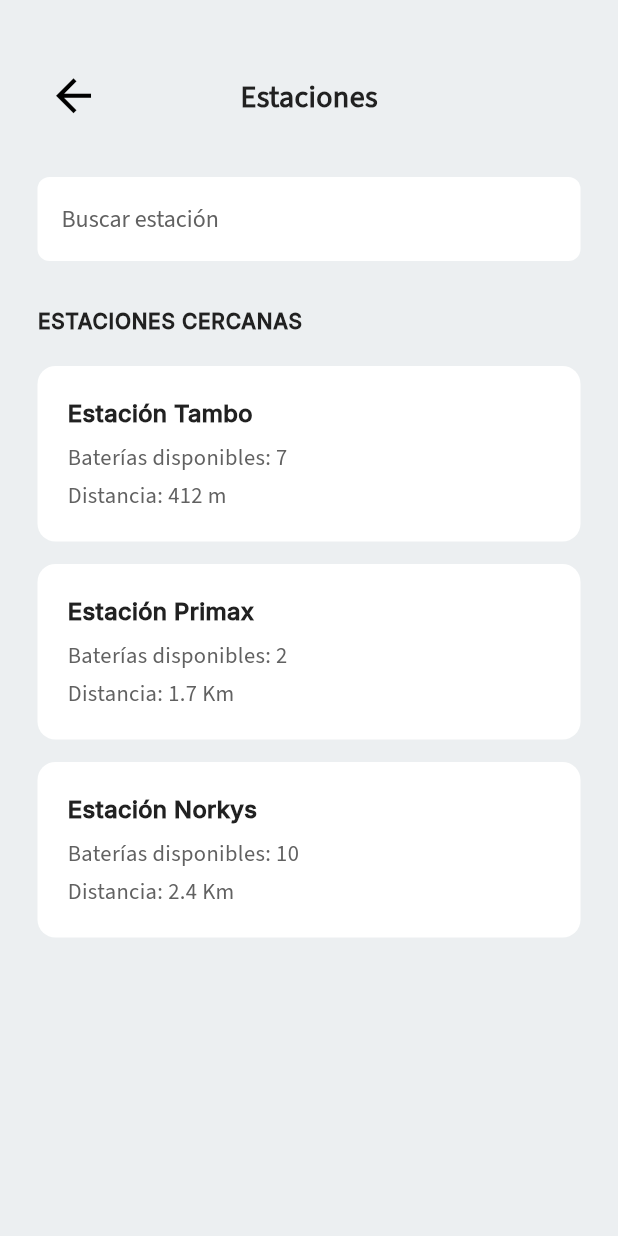
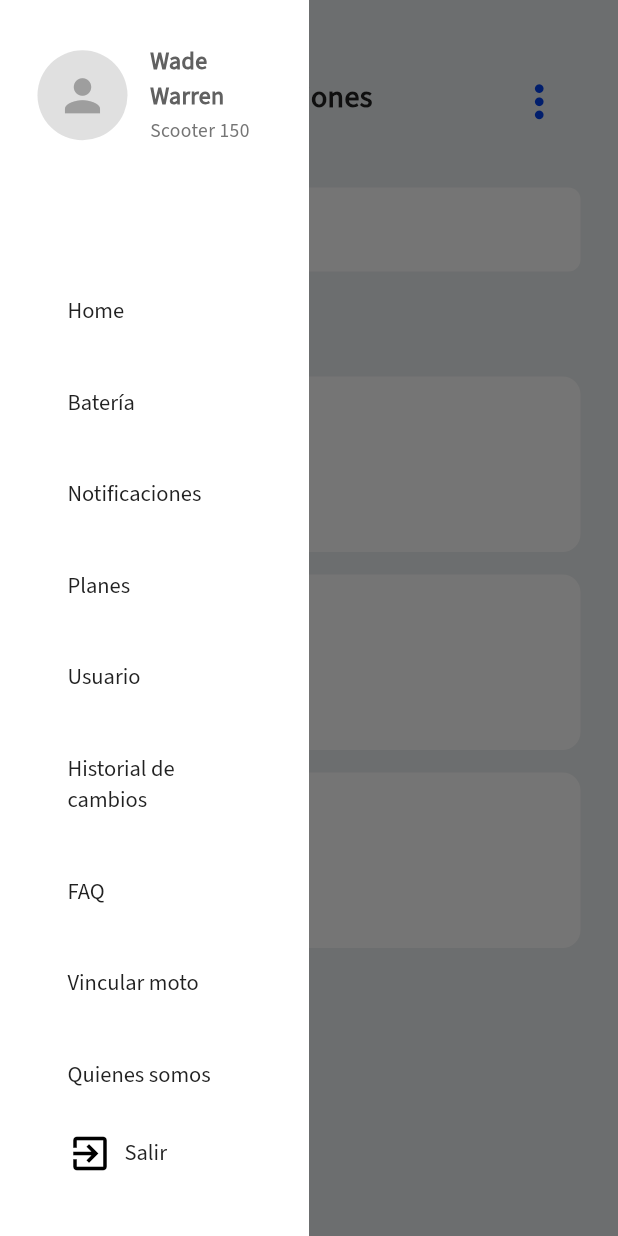
Before and after one commit to alemarquina/zuap_mobile_app, a Flutter app: the StationScreen screen opened by its route, with the side drawer open (before the commit the screen has no drawer), on a phone screen of 412 x 824 dp. Run offline on Flutter 3.47's test engine with Material 3 defaults, Android fonts, the phone set to English and light mode, and no system bars.

Commit message:
feat: Creación de AppBar y componentes relacionados para uso general de la app.

```diff
--- a/lib/core/routes/app_routes.dart
+++ b/lib/core/routes/app_routes.dart
@@ -4,7 +4,7 @@ import 'package:zuap_mobile_app/features/auth/presentation/login_screen.dart';
 import 'package:zuap_mobile_app/features/auth/presentation/register_screen.dart';
 import 'package:zuap_mobile_app/features/auth/presentation/reset_password_screen.dart';
 import 'package:zuap_mobile_app/features/stations/presentation/home_map_screen.dart';
-import 'package:zuap_mobile_app/features/stations/presentation/station_scren.dart';
+import 'package:zuap_mobile_app/features/stations/presentation/station_screen.dart';
 
 class AppRoutes {
   static const String splash = '/';
--- /dev/null
+++ b/lib/features/profile/presentation/widgets/header_user.dart
@@ -0,0 +1,49 @@
+import 'package:flutter/material.dart';
+import 'package:zuap_mobile_app/shared/theme/app_theme.dart';
+
+class HeaderUserProfile extends StatefulWidget {
+  const HeaderUserProfile({super.key});
+
+  @override
+  State<HeaderUserProfile> createState() => _HeaderUserProfileState();
+}
+
+class _HeaderUserProfileState extends State<HeaderUserProfile> {
+  @override
+  Widget build(BuildContext context) {
+    return Row(
+      children: [
+        CircleAvatar(
+          radius: 30,
+          backgroundColor: Colors.grey[300],
+          child: const Icon(Icons.person, size: 35, color: Colors.grey),
+        ),
+        const SizedBox(width: 15),
+        Expanded(
+          child: Column(
+            crossAxisAlignment: CrossAxisAlignment.start,
+            children: [
+              const Text(
+                'Wade Warren',
+                style: TextStyle(
+                  fontSize: 16,
+                  fontWeight: FontWeight.w900,
+                  color: AppTheme.darkGrayColor,
+                ),
+              ),
+              const SizedBox(height: 2),
+              Text(
+                'Scooter 150',
+                style: TextStyle(
+                  fontSize: 13,
+                  color: Colors.grey[600],
+                  fontWeight: FontWeight.w400,
+                ),
+              ),
+            ],
+          ),
+        ),
+      ],
+    );
+  }
+}
--- a/lib/features/stations/presentation/home_map_screen.dart
+++ b/lib/features/stations/presentation/home_map_screen.dart
@@ -1,11 +1,10 @@
-// lib/features/stations/presentation/home_map_page.dart
-
 import 'package:flutter/material.dart';
 import 'package:zuap_mobile_app/features/stations/presentation/widgets/map_overlay_buttons.dart';
 import 'package:zuap_mobile_app/features/stations/presentation/widgets/station_promo_banner.dart';
 import 'package:zuap_mobile_app/features/telemetry/presentation/widgets/battery_level_indicator.dart';
 import 'package:zuap_mobile_app/features/profile/presentation/widgets/savings_stats_card.dart';
 import 'package:zuap_mobile_app/shared/theme/app_theme.dart';
+import 'package:zuap_mobile_app/shared/widgets/app_scaffold.dart';
 
 class HomeMapPage extends StatefulWidget {
   const HomeMapPage({super.key});
@@ -17,7 +16,7 @@ class HomeMapPage extends StatefulWidget {
 class _HomeMapPageState extends State<HomeMapPage> {
   @override
   Widget build(BuildContext context) {
-    return Scaffold(
+    return AppScaffold(
       body: Stack(
         children: [
           // Static Map Background Image
--- a/lib/features/stations/presentation/station_scren.dart
+++ b/lib/features/stations/presentation/station_screen.dart
@@ -1,6 +1,8 @@
 import 'package:flutter/material.dart';
 import 'package:zuap_mobile_app/shared/theme/app_theme.dart';
 import 'package:zuap_mobile_app/shared/widgets/custom_text_field.dart';
+import 'package:zuap_mobile_app/shared/widgets/header_title.dart';
+import 'package:zuap_mobile_app/shared/widgets/app_scaffold.dart';
 
 class StationScreen extends StatefulWidget {
   const StationScreen({super.key});
@@ -20,7 +22,7 @@ class _StationScreenState extends State<StationScreen> {
 
   @override
   Widget build(BuildContext context) {
-    return Scaffold(
+    return AppScaffold(
       backgroundColor: AppTheme.bgColor,
       body: SafeArea(
         child: SingleChildScrollView(
@@ -28,39 +30,8 @@ class _StationScreenState extends State<StationScreen> {
           child: Column(
             children: [
               // Header with back button and title
-              Stack(
-                children: [
-                  IconButton(
-                    icon: const Icon(
-                      Icons.arrow_back,
-                      size: 35,
-                      color: Colors.black,
-                    ),
-                    onPressed: () {
-                      Navigator.pop(context);
-                    },
-                    padding: EdgeInsets.all(0),
-                  ),
-                  // Título centrado
-                  Center(
-                    child: Padding(
-                      padding: const EdgeInsets.only(top: 10),
-                      child: Text(
-                        'Estaciones',
-                        style: TextStyle(
-                          color: AppTheme.darkColor,
-                          fontSize: 20,
-                          fontWeight: FontWeight.w900,
-                        ),
-                      ),
-                    ),
-                  ),
-                ],
-              ),
-
+              HeaderTitle(titleText: 'Estaciones'),
               const SizedBox(height: 30),
-
-              // Search Field
               CustTextField(
                 labelText: 'Buscar estación',
                 controller: _stationController,
@@ -69,7 +40,6 @@ class _StationScreenState extends State<StationScreen> {
 
               SizedBox(height: 30),
 
-              // "ESTACIONES CERCANAS" Title
               Align(
                 alignment: Alignment.centerLeft,
                 child: Text(
--- a/lib/features/stations/presentation/widgets/map_overlay_buttons.dart
+++ b/lib/features/stations/presentation/widgets/map_overlay_buttons.dart
@@ -2,17 +2,13 @@
 
 import 'package:flutter/material.dart';
 import 'package:zuap_mobile_app/shared/theme/app_theme.dart';
+import 'package:zuap_mobile_app/shared/widgets/menu_button.dart';
 
 /// Widget that displays the floating action buttons over the map
 /// (Menu button with 3 dots and Search button)
-class MapOverlayButtons extends StatefulWidget {
+class MapOverlayButtons extends StatelessWidget {
   const MapOverlayButtons({super.key});
 
-  @override
-  State<MapOverlayButtons> createState() => _MapOverlayButtonsState();
-}
-
-class _MapOverlayButtonsState extends State<MapOverlayButtons> {
   @override
   Widget build(BuildContext context) {
     return Padding(
@@ -20,8 +16,14 @@ class _MapOverlayButtonsState extends State<MapOverlayButtons> {
       child: Column(
         mainAxisSize: MainAxisSize.min,
         children: [
-          // Menu Button (3 vertical dots)
-          _buildCircularButton(icon: Icons.more_vert, onPressed: () {}),
+          // Menu Button (abre el drawer)
+          Container(
+            decoration: BoxDecoration(
+              color: Colors.white,
+              shape: BoxShape.circle,
+            ),
+            child: MenuButton(),
+          ),
           const SizedBox(height: 15),
 
           // Search Button
@@ -59,7 +61,7 @@ class _MapOverlayButtonsState extends State<MapOverlayButtons> {
           borderRadius: BorderRadius.circular(25),
           child: Padding(
             padding: const EdgeInsets.all(10),
-            child: Icon(icon, color: AppTheme.primaryColor, size: 32),
+            child: Icon(icon, color: AppTheme.primaryColor, size: 35),
           ),
         ),
       ),
--- a/lib/features/stations/presentation/widgets/station_promo_banner.dart
+++ b/lib/features/stations/presentation/widgets/station_promo_banner.dart
@@ -5,7 +5,7 @@ import 'package:zuap_mobile_app/shared/theme/app_theme.dart';
 
 /// Widget that displays a promotional banner for new stations
 /// Shows an image thumbnail and promotional text
-class StationPromoBanner extends StatelessWidget {
+class StationPromoBanner extends StatefulWidget {
   final String title;
   final String description;
 
@@ -15,6 +15,11 @@ class StationPromoBanner extends StatelessWidget {
     required this.description,
   });
 
+  @override
+  State<StationPromoBanner> createState() => _StationPromoBannerState();
+}
+
+class _StationPromoBannerState extends State<StationPromoBanner> {
   @override
   Widget build(BuildContext context) {
     return Container(
@@ -62,7 +67,7 @@ class StationPromoBanner extends StatelessWidget {
                 mainAxisSize: MainAxisSize.min,
                 children: [
                   Text(
-                    title,
+                    widget.title,
                     style: const TextStyle(
                       color: Colors.white,
                       fontWeight: FontWeight.bold,
@@ -70,7 +75,7 @@ class StationPromoBanner extends StatelessWidget {
                   ),
                   const SizedBox(height: 2),
                   Text(
-                    description,
+                    widget.description,
                     style: TextStyle(
                       color: Colors.white,
                       fontWeight: FontWeight.w100,
--- a/lib/shared/widgets/app_bar.dart
+++ /dev/null
@@ -1,28 +0,0 @@
-import 'package:flutter/material.dart';
-import 'package:zuap_mobile_app/shared/theme/app_theme.dart';
-
-class CustomAppBar extends StatefulWidget implements PreferredSizeWidget {
-  const CustomAppBar({super.key});
-
-  @override
-  State<CustomAppBar> createState() => _CustomAppBarState();
-
-  @override
-  Size get preferredSize => const Size.fromHeight(kToolbarHeight);
-}
-
-class _CustomAppBarState extends State<CustomAppBar> {
-  @override
-  Widget build(BuildContext context) {
-    return AppBar(
-      title: Text(
-        'Este es el widget del AppBar',
-        style: const TextStyle(
-          color: AppTheme.primaryColor,
-          fontWeight: FontWeight.bold,
-        ),
-      ),
-      centerTitle: true,
-    );
-  }
-}
--- /dev/null
+++ b/lib/shared/widgets/app_drawer.dart
@@ -0,0 +1,134 @@
+// lib/shared/widgets/app_drawer.dart
+
+import 'package:flutter/material.dart';
+import 'package:zuap_mobile_app/features/profile/presentation/widgets/header_user.dart';
+import 'package:zuap_mobile_app/shared/theme/app_theme.dart';
+import 'package:zuap_mobile_app/shared/widgets/exit_button.dart';
+
+/// Drawer lateral reutilizable con menú de navegación
+/// Ocupa la mitad del ancho de la pantalla
+class AppDrawer extends StatelessWidget {
+  const AppDrawer({super.key});
+
+  @override
+  Widget build(BuildContext context) {
+    final screenWidth = MediaQuery.of(context).size.width;
+
+    return Align(
+      alignment: Alignment.centerLeft,
+      child: Container(
+        padding: EdgeInsets.symmetric(horizontal: 25, vertical: 30),
+        width: screenWidth * 0.50, // 65% del ancho de la pantalla
+        height: double.infinity,
+        decoration: const BoxDecoration(
+          color: Colors.white,
+          borderRadius: BorderRadius.only(
+            topLeft: Radius.circular(0),
+            bottomLeft: Radius.circular(0),
+          ),
+        ),
+        child: SafeArea(
+          child: Column(
+            children: [
+              HeaderUserProfile(),
+              SizedBox(height: 70),
+              Expanded(
+                child: ListView(
+                  padding: const EdgeInsets.symmetric(vertical: 10),
+                  children: [
+                    _buildMenuItem(
+                      context,
+                      title: 'Home',
+                      onTap: () {
+                        Navigator.pop(context);
+                      },
+                    ),
+                    _buildMenuItem(
+                      context,
+                      title: 'Batería',
+                      onTap: () {
+                        Navigator.pop(context);
+                      },
+                    ),
+                    _buildMenuItem(
+                      context,
+                      title: 'Notificaciones',
+                      onTap: () {
+                        Navigator.pop(context);
+                      },
+                    ),
+                    _buildMenuItem(
+                      context,
+                      title: 'Planes',
+                      onTap: () {
+                        Navigator.pop(context);
+                      },
+                    ),
+                    _buildMenuItem(
+                      context,
+                      title: 'Usuario',
+                      onTap: () {
+                        Navigator.pop(context);
+                      },
+                    ),
+                    _buildMenuItem(
+                      context,
+                      title: 'Historial de cambios',
+                      onTap: () {
+                        Navigator.pop(context);
+                      },
+                    ),
+                    _buildMenuItem(
+                      context,
+                      title: 'FAQ',
+                      onTap: () {
+                        Navigator.pop(context);
+                      },
+                    ),
+                    _buildMenuItem(
+                      context,
+                      title: 'Vincular moto',
+                      onTap: () {
+                        Navigator.pop(context);
+                      },
+                    ),
+                    _buildMenuItem(
+                      context,
+                      title: 'Quienes somos',
+                      onTap: () {
+                        Navigator.pop(context);
+                      },
+                    ),
+                  ],
+                ),
+              ),
+              ButtonExit(),
+            ],
+          ),
+        ),
+      ),
+    );
+  }
+
+  Widget _buildMenuItem(
+    BuildContext context, {
+    required String title,
+    required VoidCallback onTap,
+  }) {
+    return InkWell(
+      onTap: onTap,
+      child: Padding(
+        padding: const EdgeInsets.symmetric(horizontal: 20, vertical: 20),
+        child: Text(
+          title,
+          style: const TextStyle(
+            letterSpacing: 0,
+            fontSize: 15,
+            fontWeight: FontWeight.w500,
+            color: AppTheme.darkColor,
+          ),
+        ),
+      ),
+    );
+  }
+}
--- /dev/null
+++ b/lib/shared/widgets/app_scaffold.dart
@@ -0,0 +1,42 @@
+import 'package:flutter/material.dart';
+import 'package:zuap_mobile_app/shared/widgets/app_drawer.dart';
+
+/// Helper mixin para agregar automáticamente el AppDrawer a cualquier pantalla
+/// Uso: class MyScreen extends StatefulWidget with DrawerMixin
+mixin DrawerMixin on Widget {
+  /// Retorna el drawer que debe ser usado en el Scaffold
+  static Widget getDrawer() => const AppDrawer();
+}
+
+/// Scaffold personalizado que automáticamente incluye el AppDrawer
+/// Uso: Reemplaza Scaffold con AppScaffold en tus pantallas
+class AppScaffold extends StatelessWidget {
+  final Widget? body;
+  final Color? backgroundColor;
+  final PreferredSizeWidget? appBar;
+  final Widget? floatingActionButton;
+  final Widget? bottomNavigationBar;
+  final bool hasDrawer;
+
+  const AppScaffold({
+    super.key,
+    this.body,
+    this.backgroundColor,
+    this.appBar,
+    this.floatingActionButton,
+    this.bottomNavigationBar,
+    this.hasDrawer = true, // Por defecto incluye el drawer
+  });
+
+  @override
+  Widget build(BuildContext context) {
+    return Scaffold(
+      backgroundColor: backgroundColor,
+      appBar: appBar,
+      body: body,
+      floatingActionButton: floatingActionButton,
+      bottomNavigationBar: bottomNavigationBar,
+      drawer: hasDrawer ? const AppDrawer() : null,
+    );
+  }
+}
--- /dev/null
+++ b/lib/shared/widgets/exit_button.dart
@@ -0,0 +1,38 @@
+import 'package:flutter/material.dart';
+import 'package:zuap_mobile_app/shared/theme/app_theme.dart';
+
+class ButtonExit extends StatefulWidget {
+  const ButtonExit({super.key});
+
+  @override
+  State<ButtonExit> createState() => _ButtonExitState();
+}
+
+class _ButtonExitState extends State<ButtonExit> {
+  @override
+  Widget build(BuildContext context) {
+    return InkWell(
+      onTap: () {
+        Navigator.pushNamed(context, '/login');
+      },
+      child: Padding(
+        padding: EdgeInsets.symmetric(horizontal: 20, vertical: 10),
+        child: Row(
+          children: [
+            Icon(Icons.exit_to_app, size: 30, color: Colors.black),
+            SizedBox(width: 8),
+            Text(
+              'Salir',
+              style: TextStyle(
+                color: AppTheme.darkColor,
+                fontWeight: FontWeight.w500,
+                fontSize: 15,
+                letterSpacing: 0,
+              ),
+            ),
+          ],
+        ),
+      ),
+    );
+  }
+}
--- /dev/null
+++ b/lib/shared/widgets/header_title.dart
@@ -0,0 +1,46 @@
+import 'package:flutter/material.dart';
+import 'package:zuap_mobile_app/shared/theme/app_theme.dart';
+import 'package:zuap_mobile_app/shared/widgets/menu_button.dart';
+
+class HeaderTitle extends StatefulWidget {
+  final String titleText;
+
+  const HeaderTitle({super.key, required this.titleText});
+
+  @override
+  State<HeaderTitle> createState() => _HeaderTitleState();
+}
+
+class _HeaderTitleState extends State<HeaderTitle> {
+  @override
+  Widget build(BuildContext context) {
+    return Row(
+      mainAxisAlignment: MainAxisAlignment.spaceBetween,
+      crossAxisAlignment: CrossAxisAlignment.start,
+      children: [
+        IconButton(
+          icon: const Icon(Icons.arrow_back, size: 35, color: Colors.black),
+          onPressed: () {
+            Navigator.pop(context);
+          },
+          padding: EdgeInsets.all(0),
+        ),
+        // Título centrado
+        Center(
+          child: Padding(
+            padding: const EdgeInsets.only(top: 10),
+            child: Text(
+              widget.titleText,
+              style: TextStyle(
+                color: AppTheme.darkColor,
+                fontSize: 20,
+                fontWeight: FontWeight.w900,
+              ),
+            ),
+          ),
+        ),
+        MenuButton(),
+      ],
+    );
+  }
+}
--- /dev/null
+++ b/lib/shared/widgets/menu_button.dart
@@ -0,0 +1,35 @@
+import 'package:flutter/material.dart';
+import 'package:zuap_mobile_app/shared/theme/app_theme.dart';
+
+class MenuButton extends StatefulWidget {
+  const MenuButton({super.key});
+
+  @override
+  State<MenuButton> createState() => _MenuButtonState();
+}
+
+class _MenuButtonState extends State<MenuButton> {
+  @override
+  Widget build(BuildContext context) {
+    return Builder(
+      builder: (context) => Material(
+        color: Colors.transparent,
+        child: InkWell(
+          onTap: () {
+            // Abre el drawer desde la izquierda
+            Scaffold.of(context).openDrawer();
+          },
+          borderRadius: BorderRadius.circular(25),
+          child: const Padding(
+            padding: EdgeInsets.all(10),
+            child: Icon(
+              Icons.more_vert,
+              color: AppTheme.primaryColor,
+              size: 35,
+            ),
+          ),
+        ),
+      ),
+    );
+  }
+}
```
